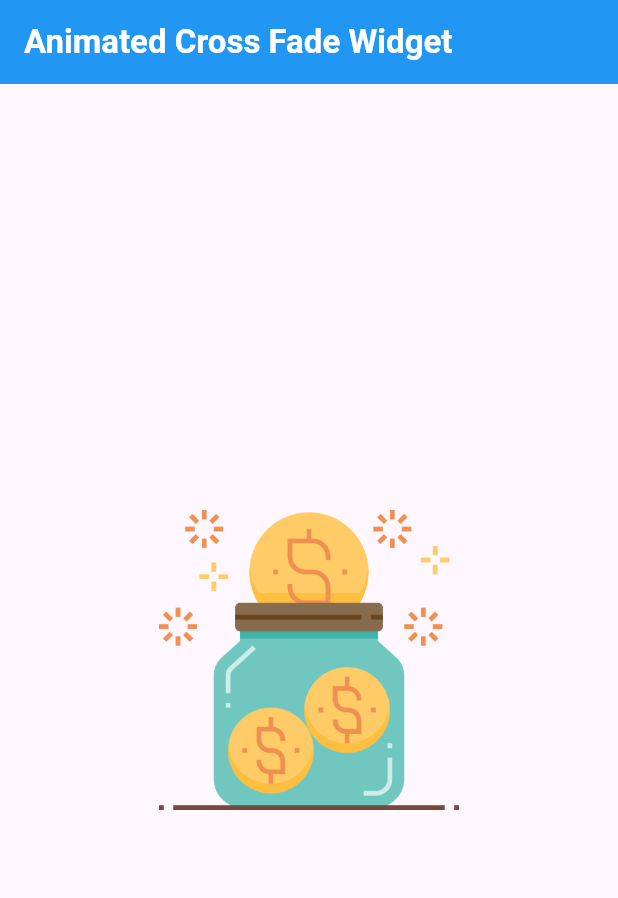
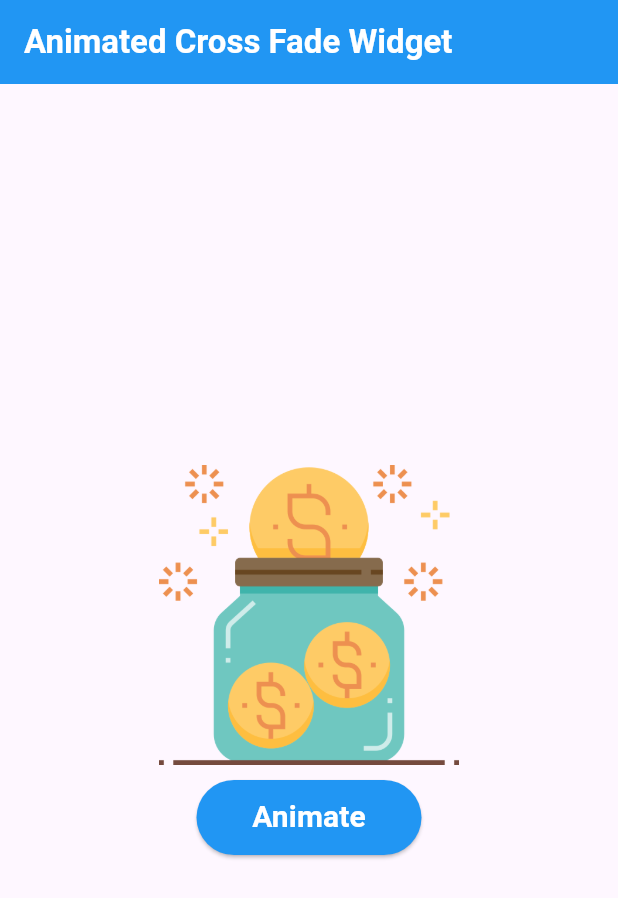
Before and after one commit to alhasann351/animated_cross_fade_widget, a Flutter app: the screen it shows after launch, on a phone screen of 412 x 824 dp. Shown: the top 898 px of the screen. Run offline on Flutter 3.47's test engine with Material 3 defaults, Android fonts, the phone set to English and light mode, and no system bars.

```diff
--- a/lib/main.dart
+++ b/lib/main.dart
@@ -1,3 +1,5 @@
+import 'dart:async';
+
 import 'package:flutter/material.dart';
 
 void main() {
@@ -24,6 +26,23 @@ class MyHomePage extends StatefulWidget {
 }
 
 class _MyHomePageState extends State<MyHomePage> {
+  bool isFirst = true;
+
+  @override
+  void initState() {
+    super.initState();
+
+    Timer(const Duration(seconds: 4), () {
+      reload();
+    });
+  }
+
+  void reload(){
+    setState(() {
+      isFirst = false;
+    });
+  }
+
   @override
   Widget build(BuildContext context) {
     return Scaffold(
@@ -53,8 +72,31 @@ class _MyHomePageState extends State<MyHomePage> {
                 height: 200,
                 width: 200,
               ),
-              crossFadeState: CrossFadeState.showSecond,
+              crossFadeState: isFirst
+                  ? CrossFadeState.showFirst
+                  : CrossFadeState.showSecond,
               duration: const Duration(seconds: 2),
+            ),
+            const SizedBox(
+              height: 10,
+            ),
+            SizedBox(
+              height: 50,
+              width: 150,
+              child: ElevatedButton(
+                style: ElevatedButton.styleFrom(backgroundColor: Colors.blue),
+                onPressed: () {
+                  setState(() {});
+                },
+                child: const Text(
+                  'Animate',
+                  style: TextStyle(
+                    fontSize: 20,
+                    fontWeight: FontWeight.bold,
+                    color: Colors.white,
+                  ),
+                ),
+              ),
             ),
           ],
         ),
```
